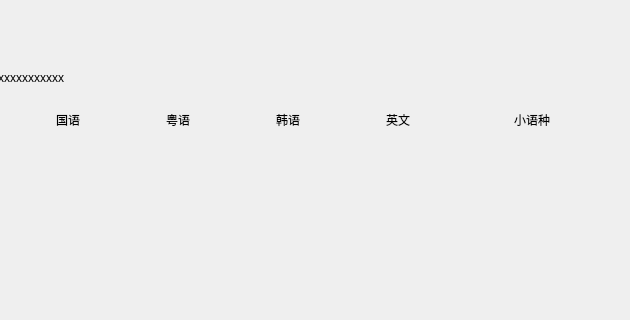
Qt form src/XMusic/medialibdlg.ui (1028417/XMusic) before a commit; both pictures show x 280 to 910 and y 0 to 320 of the 1088 by 500 pixel window.
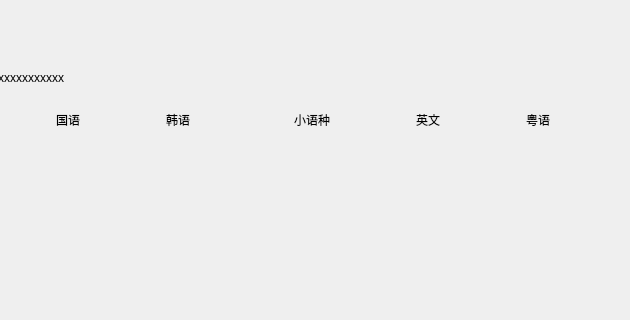
The same form after that commit. Icons and pictures are not drawn. Custom widgets are drawn as their Qt base class.

Patch:
```diff
--- a/src/XMusic/medialibdlg.ui
+++ b/src/XMusic/medialibdlg.ui
@@ -150,7 +150,7 @@
    <widget class="CLabel" name="labelDemandHK">
     <property name="geometry">
      <rect>
-      <x>110</x>
+      <x>470</x>
       <y>0</y>
       <width>110</width>
       <height>60</height>
@@ -169,7 +169,7 @@
    <widget class="CLabel" name="labelDemandKR">
     <property name="geometry">
      <rect>
-      <x>220</x>
+      <x>110</x>
       <y>0</y>
       <width>110</width>
       <height>60</height>
@@ -188,7 +188,7 @@
    <widget class="CLabel" name="labelDemandEN">
     <property name="geometry">
      <rect>
-      <x>330</x>
+      <x>360</x>
       <y>0</y>
       <width>110</width>
       <height>60</height>
@@ -207,7 +207,7 @@
    <widget class="CLabel" name="labelDemandEUR">
     <property name="geometry">
      <rect>
-      <x>440</x>
+      <x>220</x>
       <y>0</y>
       <width>140</width>
       <height>60</height>
```
